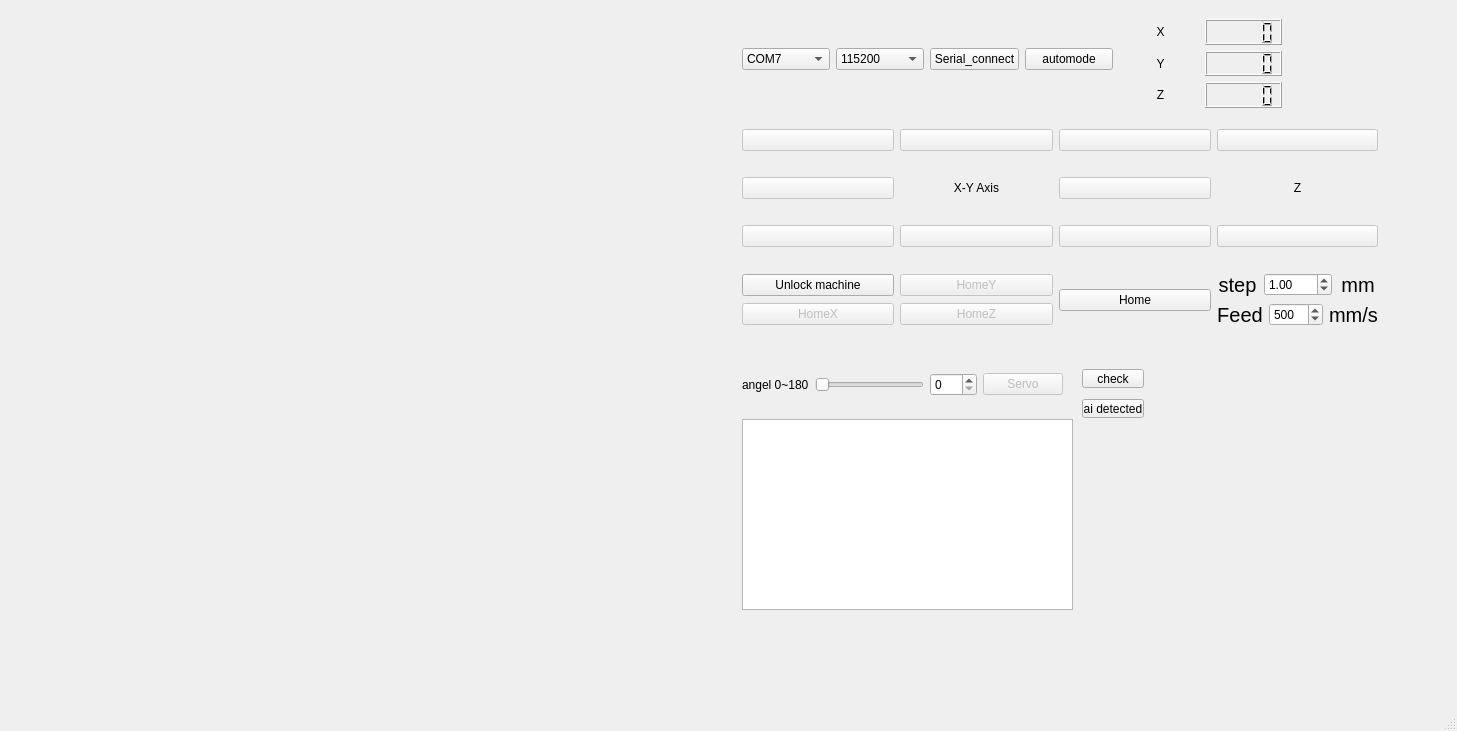
The window that core/mainwindow.ui (kmolLin/PAOM) describes before a commit, drawn with Qt 5.
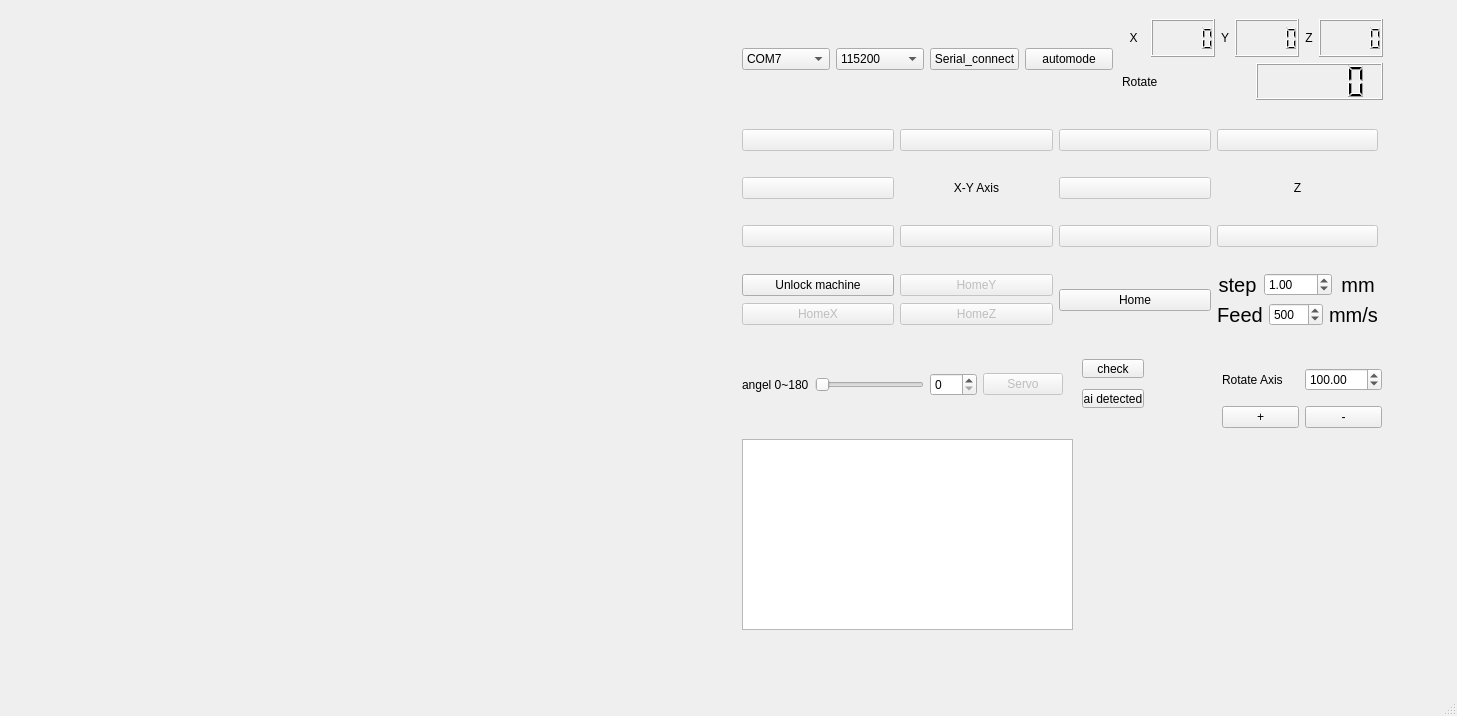
The same window after the commit. Icons and pictures are not drawn.

Commit message: update Rotate axis

```diff
--- a/core/mainwindow.ui
+++ b/core/mainwindow.ui
@@ -7,7 +7,7 @@
     <x>0</x>
     <y>0</y>
     <width>1457</width>
-    <height>731</height>
+    <height>716</height>
    </rect>
   </property>
   <property name="windowTitle">
@@ -49,7 +49,7 @@
            <property name="geometry">
             <rect>
              <x>10</x>
-             <y>410</y>
+             <y>430</y>
              <width>331</width>
              <height>191</height>
             </rect>
@@ -59,7 +59,7 @@
            <property name="geometry">
             <rect>
              <x>350</x>
-             <y>360</y>
+             <y>350</y>
              <width>62</width>
              <height>19</height>
             </rect>
@@ -600,7 +600,7 @@
            <property name="geometry">
             <rect>
              <x>350</x>
-             <y>390</y>
+             <y>380</y>
              <width>62</width>
              <height>19</height>
             </rect>
@@ -614,8 +614,8 @@
             <rect>
              <x>390</x>
              <y>10</y>
-             <width>160</width>
-             <height>89</height>
+             <width>261</width>
+             <height>81</height>
             </rect>
            </property>
            <layout class="QVBoxLayout" name="verticalLayout_5">
@@ -641,39 +641,104 @@
                 </property>
                </widget>
               </item>
+              <item>
+               <layout class="QHBoxLayout" name="horizontalLayout_8">
+                <item>
+                 <widget class="QLabel" name="label_3">
+                  <property name="text">
+                   <string>Y</string>
+                  </property>
+                  <property name="alignment">
+                   <set>Qt::AlignCenter</set>
+                  </property>
+                 </widget>
+                </item>
+                <item>
+                 <widget class="QLCDNumber" name="y_lcdNumber"/>
+                </item>
+                <item>
+                 <layout class="QHBoxLayout" name="horizontalLayout_9">
+                  <item>
+                   <widget class="QLabel" name="label_4">
+                    <property name="text">
+                     <string>Z</string>
+                    </property>
+                    <property name="alignment">
+                     <set>Qt::AlignCenter</set>
+                    </property>
+                   </widget>
+                  </item>
+                  <item>
+                   <widget class="QLCDNumber" name="z_lcdNumber"/>
+                  </item>
+                 </layout>
+                </item>
+               </layout>
+              </item>
              </layout>
             </item>
             <item>
-             <layout class="QHBoxLayout" name="horizontalLayout_8">
+             <layout class="QHBoxLayout" name="horizontalLayout_12">
               <item>
-               <widget class="QLabel" name="label_3">
+               <widget class="QLabel" name="label_8">
                 <property name="text">
-                 <string>Y</string>
+                 <string>Rotate</string>
                 </property>
-                <property name="alignment">
-                 <set>Qt::AlignCenter</set>
-                </property>
                </widget>
               </item>
               <item>
-               <widget class="QLCDNumber" name="y_lcdNumber"/>
+               <widget class="QLCDNumber" name="rotate_lcd"/>
               </item>
              </layout>
             </item>
+           </layout>
+          </widget>
+          <widget class="QWidget" name="verticalLayoutWidget_2">
+           <property name="geometry">
+            <rect>
+             <x>490</x>
+             <y>350</y>
+             <width>160</width>
+             <height>80</height>
+            </rect>
+           </property>
+           <layout class="QVBoxLayout" name="verticalLayout_6">
             <item>
-             <layout class="QHBoxLayout" name="horizontalLayout_9">
+             <layout class="QHBoxLayout" name="horizontalLayout_10">
               <item>
-               <widget class="QLabel" name="label_4">
+               <widget class="QLabel" name="label_5">
                 <property name="text">
-                 <string>Z</string>
+                 <string>Rotate Axis</string>
                 </property>
-                <property name="alignment">
-                 <set>Qt::AlignCenter</set>
+               </widget>
+              </item>
+              <item>
+               <widget class="QDoubleSpinBox" name="rotate_spinbox">
+                <property name="maximum">
+                 <double>2000.000000000000000</double>
                 </property>
+                <property name="value">
+                 <double>100.000000000000000</double>
+                </property>
                </widget>
               </item>
+             </layout>
+            </item>
+            <item>
+             <layout class="QHBoxLayout" name="horizontalLayout_11">
               <item>
-               <widget class="QLCDNumber" name="z_lcdNumber"/>
+               <widget class="QPushButton" name="move_btn_posstive">
+                <property name="text">
+                 <string>+</string>
+                </property>
+               </widget>
+              </item>
+              <item>
+               <widget class="QPushButton" name="move_btn_negtive">
+                <property name="text">
+                 <string>-</string>
+                </property>
+               </widget>
               </item>
              </layout>
             </item>
```
The commit also changes 1 other file.
